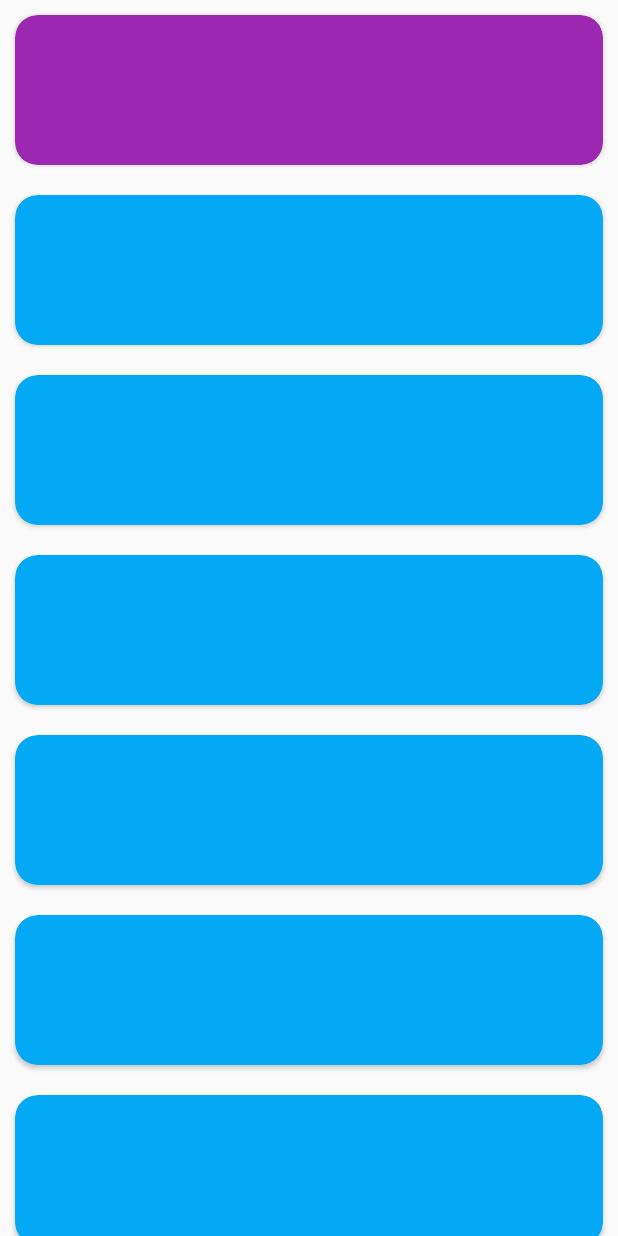
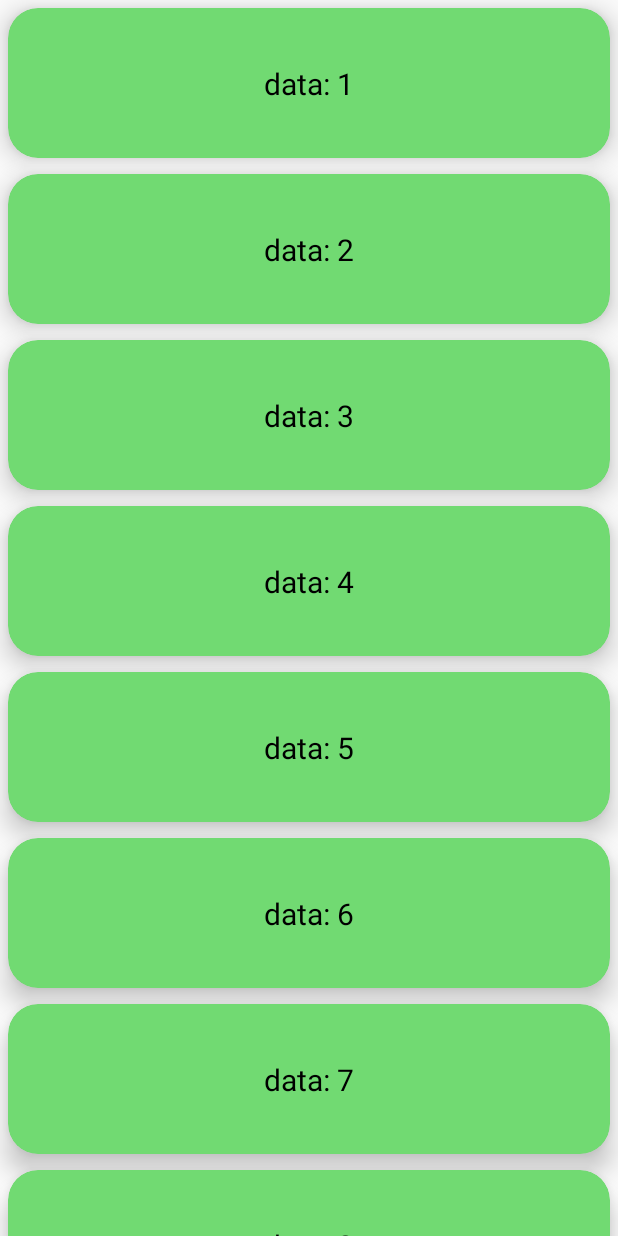
Before and after one commit to valkriaine/Bouncy, an Android app: the screen it shows after launch (MainActivity), on a phone screen of 412 x 824 dp. Run offline under Robolectric (Android 15) with nearby library versions, the phone set to English and light mode, and no system bars.

Commit message:
cleaned up code, updated example

```diff
--- a/bouncy/src/main/java/com/factor/bouncy/BouncyRecyclerView.kt
+++ b/bouncy/src/main/java/com/factor/bouncy/BouncyRecyclerView.kt
@@ -48,7 +48,7 @@ class BouncyRecyclerView(context: Context, attrs: AttributeSet?) : RecyclerView(
         set(value)
         {
             field = value
-            if (adapter is DragDropAdapter) callBack.setDragEnabled(value)
+            if (adapter is DragDropAdapter<*>) callBack.setDragEnabled(value)
         }
 
     @Suppress("MemberVisibilityCanBePrivate")
@@ -56,7 +56,7 @@ class BouncyRecyclerView(context: Context, attrs: AttributeSet?) : RecyclerView(
         set(value)
         {
             field = value
-            if (adapter is DragDropAdapter) callBack.setSwipeEnabled(value)
+            if (adapter is DragDropAdapter<*>) callBack.setSwipeEnabled(value)
         }
 
     val spring: SpringAnimation = SpringAnimation(this, SpringAnimation.TRANSLATION_Y)
@@ -71,7 +71,7 @@ class BouncyRecyclerView(context: Context, attrs: AttributeSet?) : RecyclerView(
     override fun setAdapter(adapter: RecyclerView.Adapter<*>?)
     {
         super.setAdapter(adapter)
-        if (adapter is DragDropAdapter)
+        if (adapter is DragDropAdapter<*>)
         {
             callBack = DragDropCallBack(adapter, longPressDragEnabled, itemSwipeEnabled)
             val touchHelper = ItemTouchHelper(callBack)
@@ -188,5 +188,5 @@ class BouncyRecyclerView(context: Context, attrs: AttributeSet?) : RecyclerView(
         }
     }
 
-    abstract class Adapter<T:ViewHolder>: RecyclerView.Adapter<T>(), DragDropAdapter
+    abstract class Adapter<T:ViewHolder>: RecyclerView.Adapter<T>(), DragDropAdapter<T>
 }
--- a/bouncy/src/main/java/com/factor/bouncy/util/DragDropAdapter.kt
+++ b/bouncy/src/main/java/com/factor/bouncy/util/DragDropAdapter.kt
@@ -1,12 +1,12 @@
 package com.factor.bouncy.util
 
-import androidx.recyclerview.widget.RecyclerView
+import androidx.recyclerview.widget.RecyclerView.ViewHolder
 
-interface DragDropAdapter
+interface DragDropAdapter<T: ViewHolder>
 {
     fun onItemMoved(fromPosition: Int, toPosition: Int)
-    fun onItemSwipedToStart(viewHolder: RecyclerView.ViewHolder?, positionOfItem: Int)
-    fun onItemSwipedToEnd(viewHolder: RecyclerView.ViewHolder?, positionOfItem: Int)
-    fun onItemSelected(viewHolder: RecyclerView.ViewHolder?)
-    fun onItemReleased(viewHolder: RecyclerView.ViewHolder?)
+    fun onItemSwipedToStart(viewHolder: ViewHolder, positionOfItem: Int)
+    fun onItemSwipedToEnd(viewHolder: ViewHolder, positionOfItem: Int)
+    fun onItemSelected(viewHolder: ViewHolder?)
+    fun onItemReleased(viewHolder: ViewHolder)
 }
--- a/example/src/main/java/com/factor/example/MainActivity.kt
+++ b/example/src/main/java/com/factor/example/MainActivity.kt
@@ -2,8 +2,9 @@ package com.factor.example
 
 import androidx.appcompat.app.AppCompatActivity
 import android.os.Bundle
-import androidx.recyclerview.widget.GridLayoutManager
+import androidx.recyclerview.widget.LinearLayoutManager
 import com.factor.bouncy.BouncyRecyclerView
+
 
 class MainActivity : AppCompatActivity()
 {
@@ -13,7 +14,7 @@ class MainActivity : AppCompatActivity()
         setContentView(R.layout.activity_main)
 
 
-        //findViewById<BouncyRecyclerView>(R.id.rc).adapter = Adapter(30)
-        //findViewById<BouncyRecyclerView>(R.id.rc).layoutManager = GridLayoutManager(this, 1)
+        findViewById<BouncyRecyclerView>(R.id.rc).adapter = MyAdapter(30)
+        findViewById<BouncyRecyclerView>(R.id.rc).layoutManager = LinearLayoutManager(this)
     }
 }
--- /dev/null
+++ b/example/src/main/java/com/factor/example/MyAdapter.kt
@@ -0,0 +1,91 @@
+package com.factor.example
+
+import android.view.LayoutInflater
+import android.view.View
+import android.view.ViewGroup
+import android.widget.TextView
+import androidx.recyclerview.widget.RecyclerView.ViewHolder
+import com.factor.bouncy.BouncyRecyclerView
+import java.util.*
+
+//example adapter
+class MyAdapter(size : Int) : BouncyRecyclerView.Adapter<MyAdapter.MyViewHolder>()
+{
+
+    //example data set
+    private val data = ArrayList<String>()
+
+    //initialize data set
+    init
+    {
+        for (i in 1..size) data.add("data: $i")
+    }
+
+
+    /*
+    ** RecyclerView Adapter
+     */
+    override fun onCreateViewHolder(parent: ViewGroup, viewType: Int): MyViewHolder
+    {
+        return MyViewHolder(LayoutInflater.from(parent.context).inflate(R.layout.item, parent, false))
+    }
+
+    override fun onBindViewHolder(holder: MyViewHolder, position: Int)
+    {
+        holder.bindData(data[position])
+    }
+
+    override fun getItemCount(): Int
+    {
+        return data.size
+    }
+
+
+    /*
+    ** DragDrop interface
+     */
+
+    //reorder data set on item moved
+    override fun onItemMoved(fromPosition: Int, toPosition: Int)
+    {
+        Collections.swap(data, fromPosition, toPosition)
+        notifyItemMoved(fromPosition, toPosition)
+    }
+
+    //update data
+    override fun onItemSwipedToStart(viewHolder: ViewHolder, positionOfItem: Int)
+    {
+        data[positionOfItem] += "\nswiped to left"
+        notifyItemChanged(positionOfItem)
+    }
+
+    //update data
+    override fun onItemSwipedToEnd(viewHolder: ViewHolder, positionOfItem: Int)
+    {
+        data[positionOfItem] += "\nswiped to right"
+        notifyItemChanged(positionOfItem)
+    }
+
+    //item long pressed
+    override fun onItemSelected(viewHolder: ViewHolder?)
+    {
+        viewHolder?.itemView?.alpha = 0.5f
+    }
+
+    //item released (after long press)
+    override fun onItemReleased(viewHolder: ViewHolder)
+    {
+        viewHolder.itemView.alpha = 1f
+    }
+
+
+
+    //ViewHolder
+    class MyViewHolder(itemView: View) : ViewHolder(itemView)
+    {
+        fun bindData(data : String)
+        {
+            itemView.findViewById<TextView>(R.id.data_text).text = data
+        }
+    }
+}
--- a/example/src/main/res/layout/activity_main.xml
+++ b/example/src/main/res/layout/activity_main.xml
@@ -8,10 +8,18 @@
         tools:context=".MainActivity">
 
 
+    <com.factor.bouncy.BouncyRecyclerView
+            android:id="@+id/rc"
+            android:layout_width="match_parent"
+            android:layout_height="match_parent"
+            app:allow_item_swipe="true"
+            app:allow_drag_reorder="true"/>
+
+    <!--BouncyNestedScrollView-->
+    <!--
     <com.factor.bouncy.BouncyNestedScrollView
             android:layout_width="match_parent"
             android:layout_height="match_parent">
-
 
         <androidx.appcompat.widget.LinearLayoutCompat
                 android:layout_width="match_parent"
@@ -148,7 +156,7 @@
 
         </androidx.appcompat.widget.LinearLayoutCompat>
 
-
     </com.factor.bouncy.BouncyNestedScrollView>
+    -->
 
 </androidx.constraintlayout.widget.ConstraintLayout>
```
Also changed, not shown: bouncy/src/main/java/com/factor/bouncy/util/DragDropCallBack.kt (+4 -4 lines), example/src/main/java/com/factor/example/Adapter.kt (deleted, +0 -76 lines).
